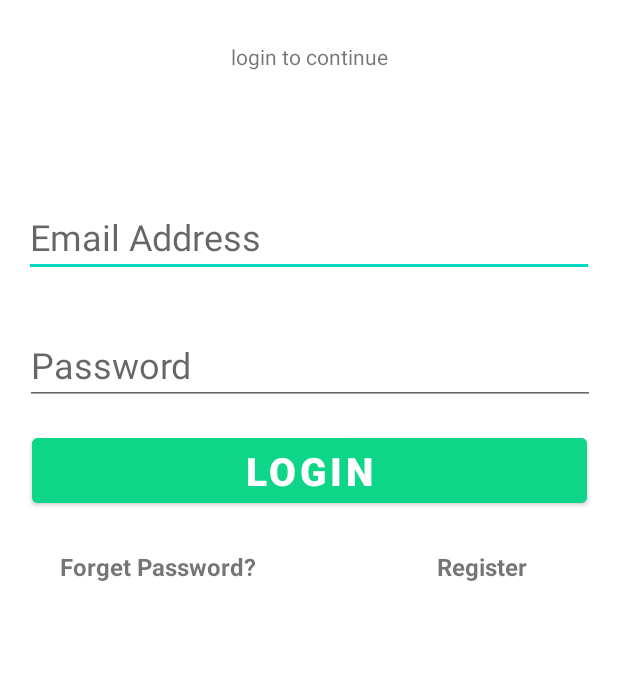
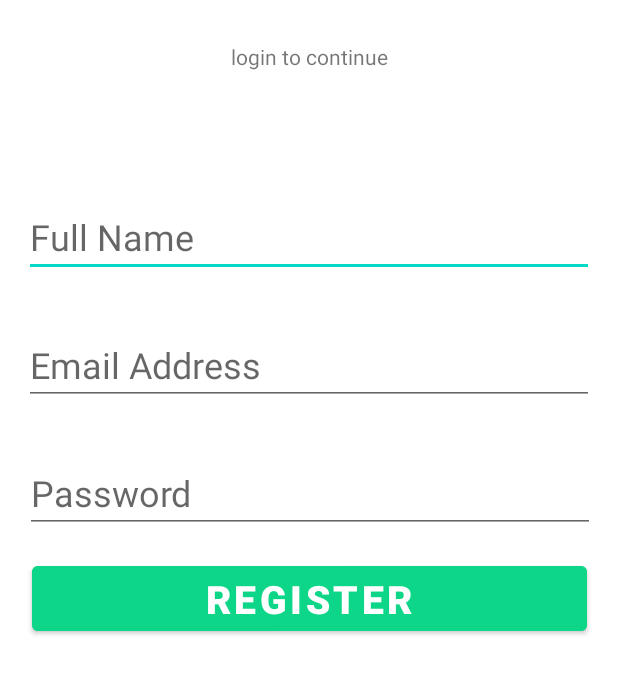
Before and after one commit to 0505eok/GreenWood, an Android app: the layout activity_register_page2.xml on its own in the app's theme, with its tools: preview values and no code run, on a phone screen of 412 x 824 dp, the part 217-912 px from its top. Run offline under Robolectric (Android 15) with nearby library versions, the phone set to English and light mode, and no system bars.

Commit message:
register page and firebase

```diff
--- a/app/build.gradle
+++ b/app/build.gradle
@@ -1,6 +1,7 @@
 plugins {
     id 'com.android.application'
     id 'org.jetbrains.kotlin.android'
+    id 'com.google.gms.google-services'
 }
 
 android {
@@ -37,6 +38,8 @@ dependencies {
     implementation 'androidx.appcompat:appcompat:1.4.1'
     implementation 'com.google.android.material:material:1.5.0'
     implementation 'androidx.constraintlayout:constraintlayout:2.1.3'
+    implementation 'com.google.firebase:firebase-auth:19.2.0'
+    implementation 'com.google.firebase:firebase-database:20.0.0'
     testImplementation 'junit:junit:4.13.2'
     androidTestImplementation 'androidx.test.ext:junit:1.1.3'
     androidTestImplementation 'androidx.test.espresso:espresso-core:3.4.0'
--- a/app/src/main/AndroidManifest.xml
+++ b/app/src/main/AndroidManifest.xml
@@ -10,13 +10,17 @@
         android:supportsRtl="true"
         android:theme="@style/Theme.GreenWoodApp">
         <activity
-            android:name=".LoginPage"
+            android:name=".register_page"
+            android:exported="false" />
+        <activity
+            android:name=".login_page"
             android:exported="true">
             <intent-filter>
                 <action android:name="android.intent.action.MAIN" />
 
                 <category android:name="android.intent.category.LAUNCHER" />
             </intent-filter>
+            >
         </activity>
     </application>
 
--- a/app/src/main/java/com/example/greenwoodapp/LoginPage.kt
+++ /dev/null
@@ -1,11 +0,0 @@
-package com.example.greenwoodapp
-
-import androidx.appcompat.app.AppCompatActivity
-import android.os.Bundle
-
-class LoginPage : AppCompatActivity() {
-    override fun onCreate(savedInstanceState: Bundle?) {
-        super.onCreate(savedInstanceState)
-        setContentView(R.layout.login_page)
-    }
-}
--- a/app/src/main/res/layout/login_page.xml
+++ b/app/src/main/res/layout/activity_register_page2.xml
@@ -4,8 +4,7 @@
     xmlns:tools="http://schemas.android.com/tools"
     android:layout_width="match_parent"
     android:layout_height="match_parent"
-    tools:context=".LoginPage">
-
+    tools:context=".register_page">
     <TextView
         android:id="@+id/banner"
         android:layout_width="match_parent"
@@ -33,6 +32,20 @@
         app:layout_constraintTop_toBottomOf="@+id/banner" />
 
     <EditText
+        android:id="@+id/fullName"
+        android:layout_width="380dp"
+        android:layout_height="wrap_content"
+        android:ems="10"
+        android:hint="Full Name"
+        android:inputType="text"
+        android:textSize="24sp"
+        android:layout_marginTop="84dp"
+        app:layout_constraintTop_toBottomOf="@+id/bannerdescription"
+        app:layout_constraintEnd_toEndOf="parent"
+        app:layout_constraintStart_toStartOf="parent"
+        tools:layout_editor_absoluteX="15dp"
+        />
+    <EditText
         android:id="@+id/email"
         android:layout_width="380dp"
         android:layout_height="wrap_content"
@@ -40,8 +53,8 @@
         android:hint="Email Address"
         android:inputType="textEmailAddress"
         android:textSize="24sp"
-        android:layout_marginTop="84dp"
-        app:layout_constraintTop_toBottomOf="@+id/bannerdescription"
+        android:layout_marginTop="32dp"
+        app:layout_constraintTop_toBottomOf="@+id/fullName"
         app:layout_constraintEnd_toEndOf="parent"
         app:layout_constraintStart_toStartOf="parent"
         tools:layout_editor_absoluteX="15dp"
@@ -62,12 +75,12 @@
         app:layout_constraintTop_toBottomOf="@+id/email" />
 
     <Button
-        android:id="@+id/Login"
+        android:id="@+id/registerUser"
         android:layout_width="370sp"
         android:layout_height="wrap_content"
         android:layout_marginTop="16dp"
         android:backgroundTint="#0ED689"
-        android:text="Login"
+        android:text="Register"
         android:textAlignment="center"
         android:textColor="@color/white"
         android:textSize="26sp"
@@ -76,40 +89,18 @@
         app:layout_constraintStart_toStartOf="parent"
         app:layout_constraintTop_toBottomOf="@+id/password"
         tools:ignore="MissingConstraints" />
-    <TextView
-        android:id="@+id/forgetPassword"
-        android:layout_width="wrap_content"
-        android:layout_height="wrap_content"
-        android:layout_marginTop="25dp"
-        android:layout_marginLeft="40dp"
-        android:text="Forget Password?"
-        android:textStyle="bold"
-        android:textSize="16sp"
-        app:layout_constraintLeft_toLeftOf="parent"
-        app:layout_constraintTop_toBottomOf="@+id/Login" />
-    <TextView
-        android:id="@+id/register"
-        android:layout_width="wrap_content"
-        android:layout_height="wrap_content"
-        android:layout_marginLeft="120dp"
-        android:text="Register"
-        android:textStyle="bold"
-        android:textSize="16sp"
-        app:layout_constraintTop_toTopOf="@+id/forgetPassword"
-        app:layout_constraintLeft_toRightOf="@+id/forgetPassword"
-        />
 
     <ProgressBar
         android:id="@+id/progressBar"
         style="?android:attr/progressBarStyleLarge"
-        android:layout_width="159dp"
-        android:layout_height="205dp"
+        android:layout_width="wrap_content"
+        android:layout_height="wrap_content"
         android:layout_centerInParent="true"
         android:visibility="gone"
+        tools:ignore="MissingConstraints"
+        app:layout_constraintTop_toTopOf="parent"
         app:layout_constraintBottom_toBottomOf="parent"
         app:layout_constraintLeft_toLeftOf="parent"
-        app:layout_constraintRight_toRightOf="parent"
-        app:layout_constraintTop_toTopOf="parent"
-        tools:ignore="MissingConstraints" />
+        app:layout_constraintRight_toRightOf="parent" />
 
 </androidx.constraintlayout.widget.ConstraintLayout>
--- a/app/src/main/res/values/themes.xml
+++ b/app/src/main/res/values/themes.xml
@@ -1,6 +1,6 @@
 <resources xmlns:tools="http://schemas.android.com/tools">
     <!-- Base application theme. -->
-    <style name="Theme.GreenWoodApp" parent="Theme.MaterialComponents.DayNight.DarkActionBar">
+    <style name="Theme.GreenWoodApp" parent="Theme.MaterialComponents.DayNight.NoActionBar">
         <!-- Primary brand color. -->
         <item name="colorPrimary">@color/purple_500</item>
         <item name="colorPrimaryVariant">@color/purple_700</item>
--- a/build.gradle
+++ b/build.gradle
@@ -1,4 +1,8 @@
-// Top-level build file where you can add configuration options common to all sub-projects/modules.
+buildscript {
+    dependencies {
+        classpath 'com.google.gms:google-services:4.3.3'
+    }
+}// Top-level build file where you can add configuration options common to all sub-projects/modules.
 plugins {
     id 'com.android.application' version '7.1.3' apply false
     id 'com.android.library' version '7.1.3' apply false
```
Also changed, not shown: app/src/main/java/com/example/greenwoodapp/login_page.java (added, +33 -0 lines), app/src/main/java/com/example/greenwoodapp/register_page.java (added, +123 -0 lines), app/src/main/res/layout/activity_login_page2.xml (added, +113 -0 lines).
